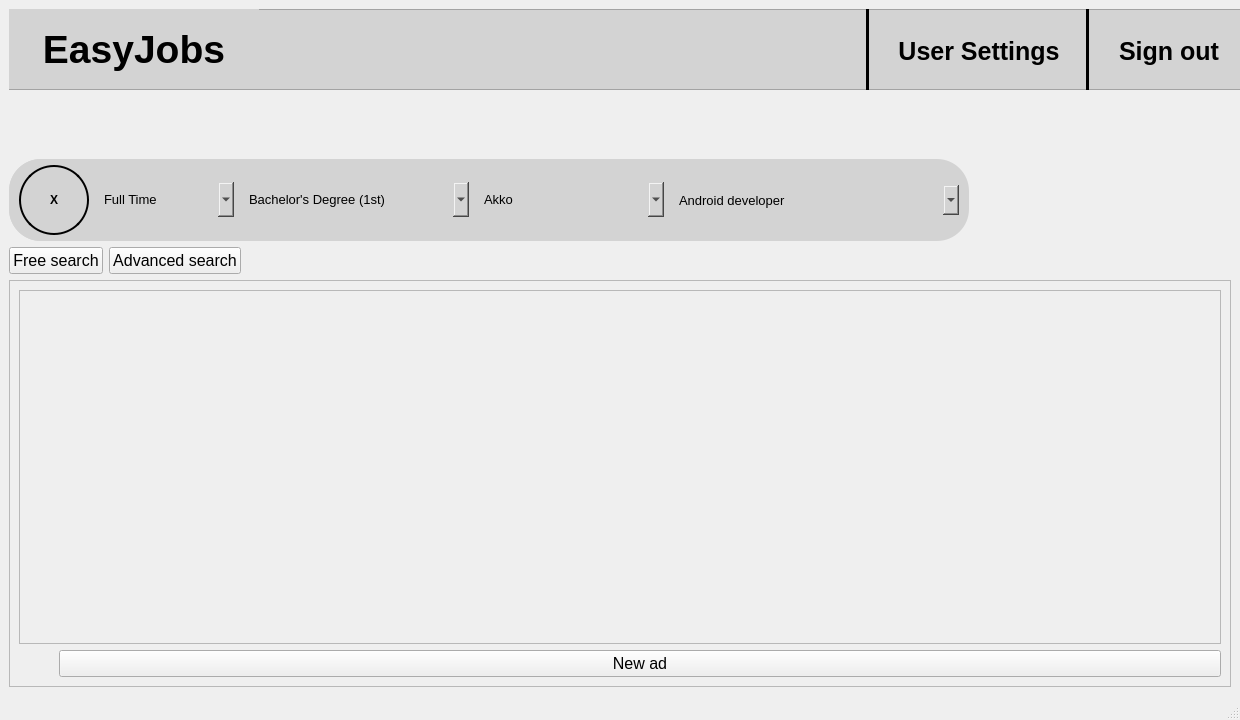
Qt form ui/homepage.ui (IvnGenza/EasyJob_39) before a commit.
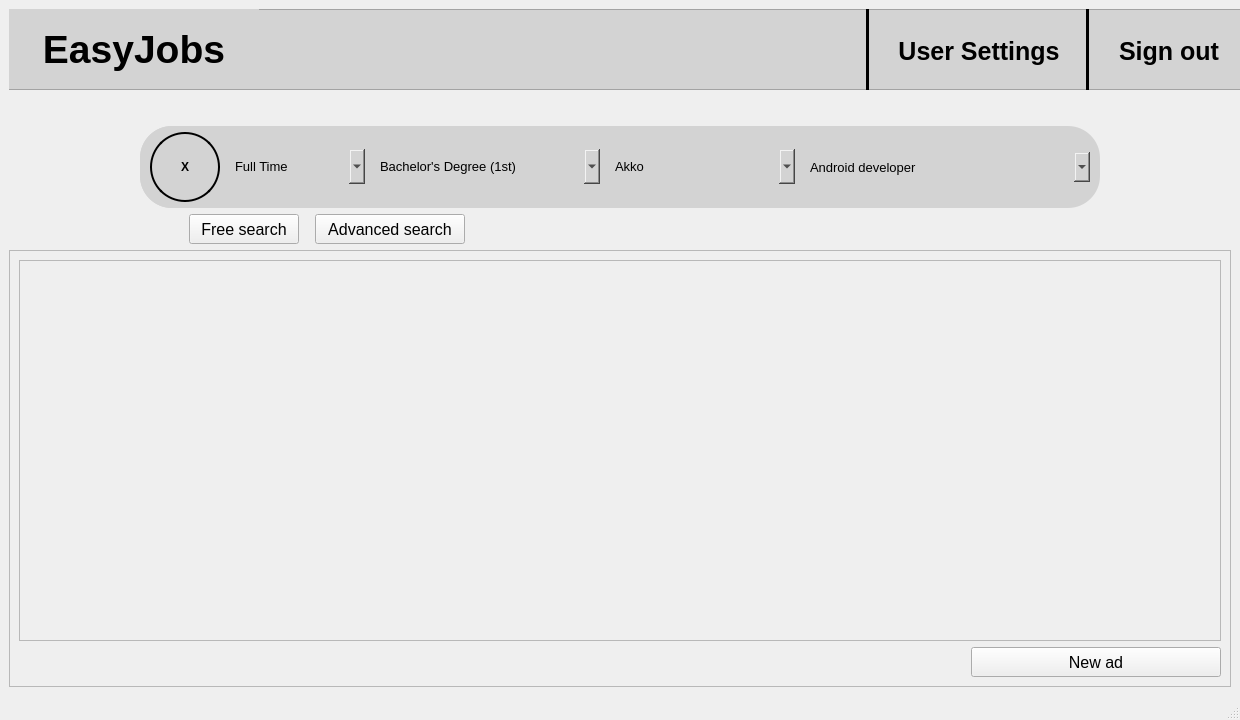
The same form after that commit.

Commit message: fixing homepage.ui file abit, now looks better

```diff
--- a/ui/homepage.ui
+++ b/ui/homepage.ui
@@ -259,12 +259,12 @@
       <property name="sizeHint" stdset="0">
        <size>
         <width>20</width>
-        <height>63</height>
+        <height>30</height>
        </size>
       </property>
      </spacer>
     </item>
-    <item>
+    <item alignment="Qt::AlignHCenter">
      <widget class="QFrame" name="search_frame">
       <property name="minimumSize">
        <size>
@@ -720,8 +720,31 @@
     </item>
     <item>
      <layout class="QHBoxLayout" name="horizontalLayout_2">
+      <property name="leftMargin">
+       <number>180</number>
+      </property>
       <item>
        <widget class="QPushButton" name="free_search_button">
+        <property name="minimumSize">
+         <size>
+          <width>120</width>
+          <height>30</height>
+         </size>
+        </property>
+        <property name="maximumSize">
+         <size>
+          <width>120</width>
+          <height>30</height>
+         </size>
+        </property>
+        <property name="font">
+         <font>
+          <pointsize>12</pointsize>
+         </font>
+        </property>
+        <property name="styleSheet">
+         <string notr="true">margin-right:10px;</string>
+        </property>
         <property name="text">
          <string>Free search</string>
         </property>
@@ -729,6 +752,18 @@
       </item>
       <item>
        <widget class="QPushButton" name="advanced_search_button">
+        <property name="minimumSize">
+         <size>
+          <width>150</width>
+          <height>30</height>
+         </size>
+        </property>
+        <property name="maximumSize">
+         <size>
+          <width>150</width>
+          <height>30</height>
+         </size>
+        </property>
         <property name="text">
          <string>Advanced search</string>
         </property>
@@ -771,7 +806,7 @@
               <x>0</x>
               <y>0</y>
               <width>1198</width>
-              <height>323</height>
+              <height>350</height>
              </rect>
             </property>
             <layout class="QHBoxLayout" name="horizontalLayout_4">
@@ -800,8 +835,20 @@
              </property>
             </spacer>
            </item>
-           <item>
+           <item alignment="Qt::AlignRight">
             <widget class="QPushButton" name="new_ad_button">
+             <property name="minimumSize">
+              <size>
+               <width>250</width>
+               <height>30</height>
+              </size>
+             </property>
+             <property name="maximumSize">
+              <size>
+               <width>250</width>
+               <height>30</height>
+              </size>
+             </property>
              <property name="text">
               <string>New ad</string>
              </property>
```
